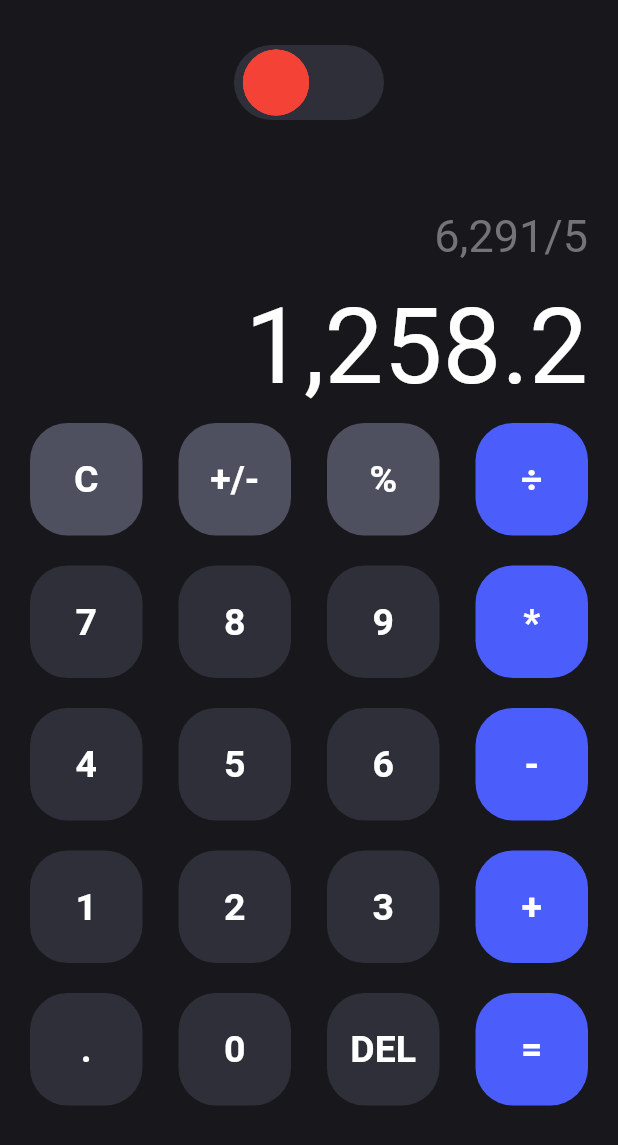
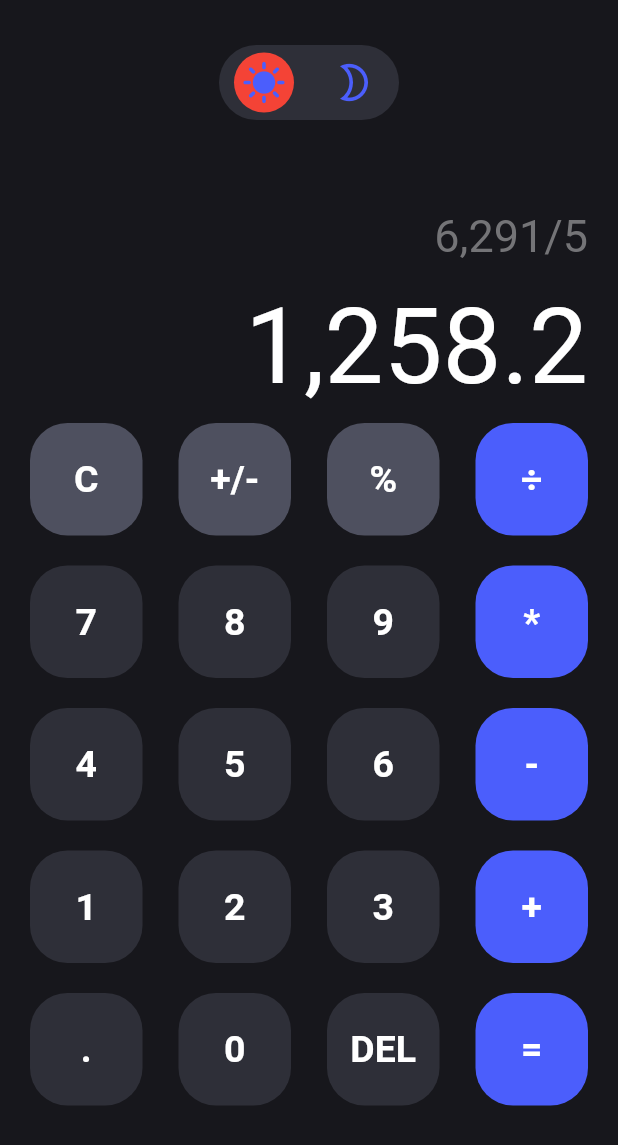
Before and after one commit to stevelpak/calculator, a Flutter app: the screen it shows after launch, on a phone screen of 412 x 824 dp. Shown: the top 1145 px of the screen. Run offline on Flutter 3.47's test engine with Material 2 defaults, Android fonts, the phone set to English and light mode, and no system bars.

Commit message:
Updated Calc App

```diff
--- a/lib/pages/home.dart
+++ b/lib/pages/home.dart
@@ -20,8 +20,8 @@ class _CalcAppState extends State<CalcApp> {
           child: Column(
             children: [
               Container(
-                  padding: const EdgeInsets.all(3),
-                  width: 100,
+                padding: const EdgeInsets.all(5),
+                width: 120,
                 height: 50,
                 decoration: BoxDecoration(
                   borderRadius: BorderRadius.circular(25),
@@ -41,29 +41,28 @@ class _CalcAppState extends State<CalcApp> {
                       ),
                     ),
                     AnimatedContainer(
+                      padding: const EdgeInsets.only(left: 10),
+                      alignment: Alignment.centerLeft,
                       duration: const Duration(seconds: 3),
-                        child: Container(
-                          width: 50,
-                          height: 50,
-                          decoration: const BoxDecoration(
-                            shape: BoxShape.circle,
-                            color: Colors.red,
-                          ),
+                      child: Icon(
+                        Icons.sunny,
+                        color: actionsClmnnClr,
+                        size: 30,
                       ),
                     ),
                     AnimatedContainer(
+                      padding: const EdgeInsets.only(right: 10),
+                      alignment: Alignment.centerRight,
                       duration: const Duration(seconds: 3),
-                        child: Container(
-                          width: 50,
-                          height: 50,
-                          decoration: const BoxDecoration(
-                            shape: BoxShape.circle,
-                            color: Colors.red,
-                          ),
+                      child: Icon(
+                        Icons.mode_night_outlined,
+                        color: actionsClmnnClr,
+                        size: 30,
                       ),
                     )
                   ],
-                  )),
+                ),
+              ),
               Padding(
                 padding: const EdgeInsets.only(top: 60),
                 child: Align(
```
Lines whose indentation alone changed are shown as unchanged.
